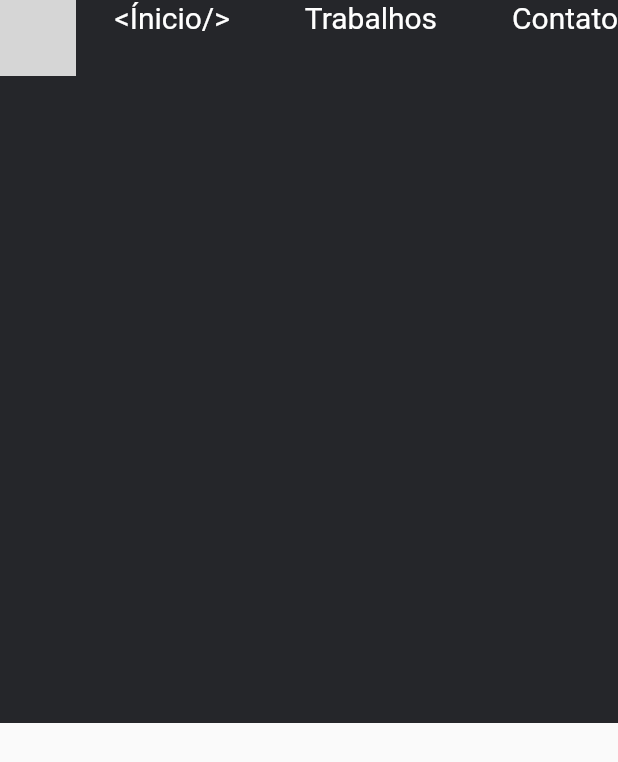
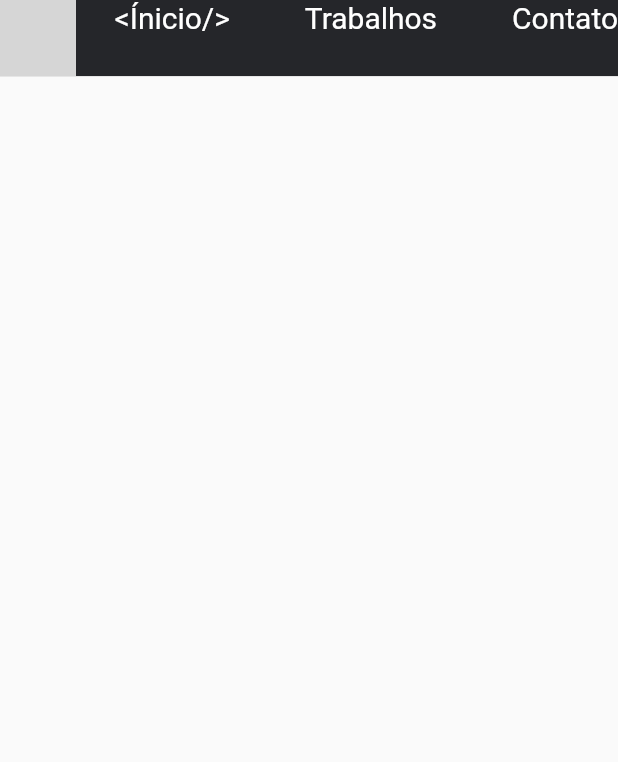
Before and after one commit to ipiongg/personal-project, a Flutter app: the HeaderWidget widget shown alone on an empty page, opened directly, on a phone screen of 412 x 824 dp. Shown: the top 762 px of the screen. Run offline on Flutter 3.47's test engine with Material 2 defaults, Android fonts, the phone set to English and light mode, and no system bars; our stand-ins replace flutter_mobx, flutter_modular, mobx; generated files the repository leaves out were written again; grey boxes are pictures that could not be loaded.

Commit message:
feat: Atualiza para flutter 2.0

```diff
--- a/lib/app/screens/home/components/header_widget.dart
+++ b/lib/app/screens/home/components/header_widget.dart
@@ -9,20 +9,21 @@ class _HeaderWidgetState extends State<HeaderWidget> {
   @override
   Widget build(BuildContext context) {
     return Container(
-      height: 482,
       color: Color(0xFF25262A),
       child: Row(
         mainAxisAlignment: MainAxisAlignment.spaceBetween,
         crossAxisAlignment: CrossAxisAlignment.start,
         children: [
-          Image(image: AssetImage('/logo/logo.png'), height: 50.73),
+          Image(image: AssetImage('/img/logo.png'), height: 50.73),
           Container(
             child: Row(
-
               children: [
                 Text(
                   '<Ínicio/>',
-                  style: TextStyle(color: Colors.white, fontSize: 20,),
+                  style: TextStyle(
+                    color: Colors.white,
+                    fontSize: 20,
+                  ),
                 ),
                 Padding(
                   padding: const EdgeInsets.symmetric(horizontal: 50.0),
--- a/lib/app/screens/home/components/solutions_widget.dart
+++ b/lib/app/screens/home/components/solutions_widget.dart
@@ -1,4 +1,5 @@
 import 'package:flutter/material.dart';
+// ignore: import_of_legacy_library_into_null_safe
 import 'package:flutter_mobx/flutter_mobx.dart';
 import 'package:flutter_modular/flutter_modular.dart';
 import 'package:personal_portfolio/app/screens/home/home_controller.dart';
--- a/lib/app/screens/home/components/testimonial_widget.dart
+++ b/lib/app/screens/home/components/testimonial_widget.dart
@@ -38,14 +38,14 @@ class TestimonialWidget extends StatelessWidget {
                           Align(
                             alignment: Alignment.topCenter,
                             child: CircleAvatar(
-                              backgroundImage: AssetImage("/png/elon.png"),
+                              backgroundImage: AssetImage("/img/elon.png"),
                               radius: 70,
                               backgroundColor: Color(0xff27273d),
                             ),
                           ),
                           Center(
                             child: Image.asset(
-                              '/png/virgula.png',
+                              '/img/virgula.png',
                               height: 50,
                               width: 50,
                             ),
--- a/lib/app/screens/home/home_controller.dart
+++ b/lib/app/screens/home/home_controller.dart
@@ -1,3 +1,4 @@
+// ignore: import_of_legacy_library_into_null_safe
 import 'package:mobx/mobx.dart';
 part 'home_controller.g.dart';
 
--- a/pubspec.yaml
+++ b/pubspec.yaml
@@ -18,7 +18,7 @@ publish_to: 'none' # Remove this line if you wish to publish to pub.dev
 version: 1.0.0+1
 
 environment:
-  sdk: ">=2.7.0 <3.0.0"
+  sdk: '>=2.12.0 <3.0.0'
 
 dependencies:
   flutter:
```
Also changed, not shown: lib/app/screens/home/home_screen.dart (+14 -4 lines), assets/img/elon.png (renamed from assets/png/elon.png), assets/img/logo.png (renamed from assets/logo/logo.png), assets/img/people.png (renamed from assets/png/people.png), assets/img/virgula.png (renamed from assets/png/virgula.png), pubspec.lock.
